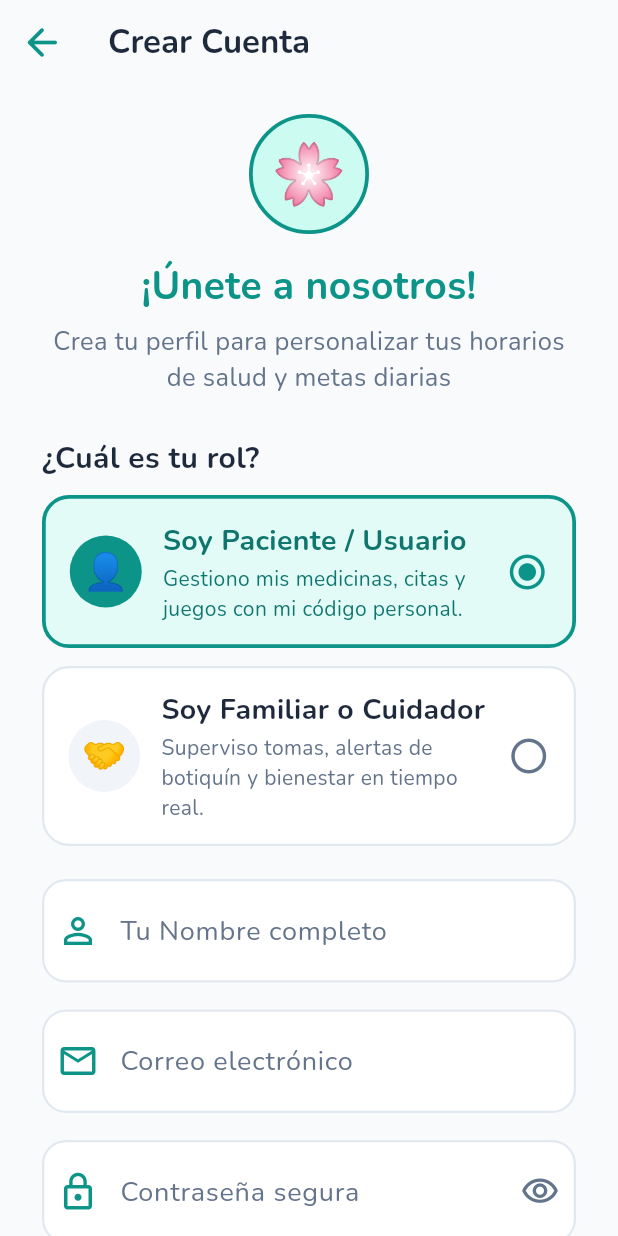
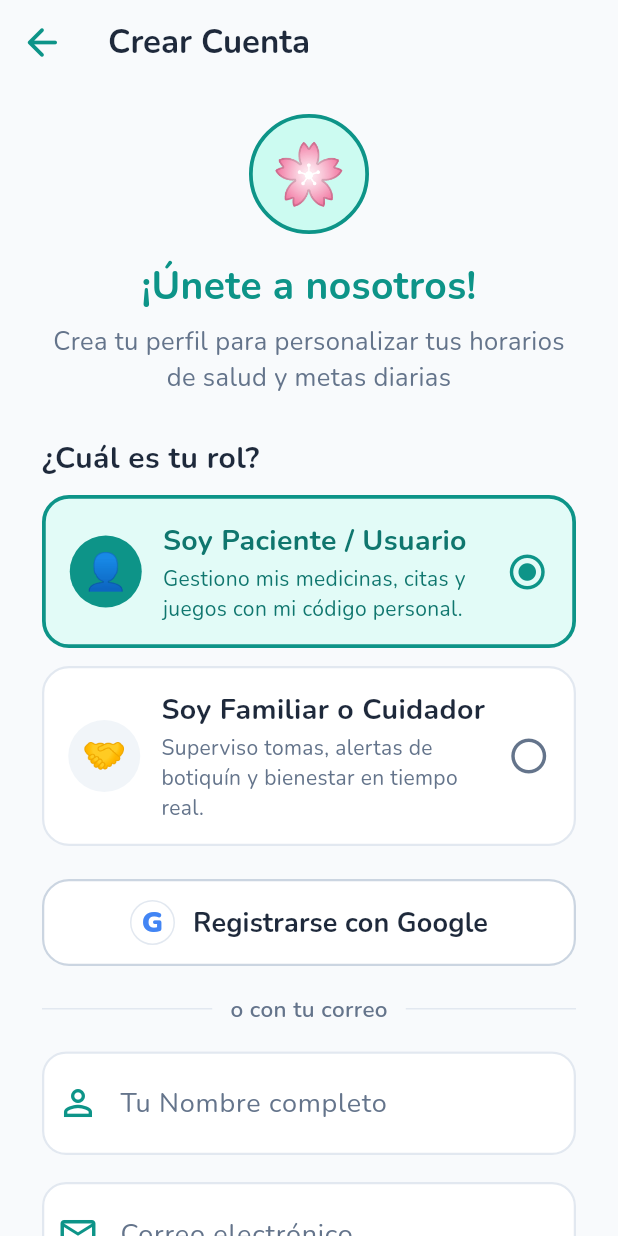
Before and after one commit to SantiCasas21/EnvejecerConBienestar_Flutter, a Flutter app: the RegisterScreen screen opened by its route, on a phone screen of 412 x 824 dp. Run offline on Flutter 3.47's test engine with Material 3 defaults, Android fonts, the phone set to English and light mode, and no system bars; our stand-ins replace dio, firebase_auth, firebase_core, flutter_contacts, flutter_local_notifications, flutter_riverpod and 11 more; accounts and stored records are empty; generated files the repository leaves out were written again.

Commit message:
feat(auth): agregar registro e inicio de sesion con Google (Firebase Auth)

```diff
--- a/app/lib/features/auth/presentation/screens/register_screen.dart
+++ b/app/lib/features/auth/presentation/screens/register_screen.dart
@@ -4,6 +4,7 @@ import 'package:go_router/go_router.dart';
 import '../../../../config/theme/app_colors.dart';
 import '../../../../config/theme/app_typography.dart';
 import '../providers/auth_provider.dart';
+import '../widgets/google_auth_button.dart';
 
 class RegisterScreen extends ConsumerStatefulWidget {
   const RegisterScreen({super.key});
@@ -314,6 +315,39 @@ class _RegisterScreenState extends ConsumerState<RegisterScreen> {
                 ),
                 const SizedBox(height: 22),
 
+                // Opción rápida: Registrarse con Google usando el rol elegido
+                GoogleAuthButton(
+                  label: 'Registrarse con Google',
+                  loading: authState.status == AuthStatus.loading,
+                  onPressed: () async {
+                    final ok = await ref
+                        .read(authNotifierProvider.notifier)
+                        .loginWithGoogle(rol: _rolSeleccionado);
+                    if (ok && mounted) {
+                      context.go('/');
+                    }
+                  },
+                ),
+                const SizedBox(height: 18),
+                const Row(
+                  children: [
+                    Expanded(child: Divider(color: AppColors.border)),
+                    Padding(
+                      padding: EdgeInsets.symmetric(horizontal: 12),
+                      child: Text(
+                        'o con tu correo',
+                        style: TextStyle(
+                          fontSize: 15,
+                          fontWeight: FontWeight.w600,
+                          color: AppColors.textSecondary,
+                        ),
+                      ),
+                    ),
+                    Expanded(child: Divider(color: AppColors.border)),
+                  ],
+                ),
+                const SizedBox(height: 18),
+
                 // Nombre completo
                 TextFormField(
                   controller: _nombreController,
--- /dev/null
+++ b/app/lib/features/auth/presentation/widgets/google_auth_button.dart
@@ -0,0 +1,69 @@
+import 'package:flutter/material.dart';
+import '../../../../config/theme/app_colors.dart';
+
+/// Botón accesible de inicio/registro con Google siguiendo las pautas de marca y WCAG AAA.
+class GoogleAuthButton extends StatelessWidget {
+  final String label;
+  final bool loading;
+  final VoidCallback? onPressed;
+
+  const GoogleAuthButton({
+    super.key,
+    required this.label,
+    this.loading = false,
+    this.onPressed,
+  });
+
+  @override
+  Widget build(BuildContext context) {
+    return SizedBox(
+      height: 58,
+      child: OutlinedButton(
+        onPressed: loading ? null : onPressed,
+        style: OutlinedButton.styleFrom(
+          backgroundColor: Colors.white,
+          foregroundColor: AppColors.textPrimary,
+          side: const BorderSide(color: Color(0xFFCBD5E1), width: 1.5),
+          shape: RoundedRectangleBorder(borderRadius: BorderRadius.circular(18)),
+          elevation: 1,
+        ),
+        child: Row(
+          mainAxisAlignment: MainAxisAlignment.center,
+          children: [
+            Container(
+              width: 30,
+              height: 30,
+              decoration: BoxDecoration(
+                color: Colors.white,
+                shape: BoxShape.circle,
+                border: Border.all(color: const Color(0xFFE2E8F0)),
+              ),
+              alignment: Alignment.center,
+              child: const Text(
+                'G',
+                style: TextStyle(
+                  fontSize: 19,
+                  fontWeight: FontWeight.w900,
+                  color: Color(0xFF4285F4),
+                ),
+              ),
+            ),
+            const SizedBox(width: 12),
+            Flexible(
+              child: Text(
+                label,
+                maxLines: 1,
+                overflow: TextOverflow.ellipsis,
+                style: const TextStyle(
+                  fontSize: 18,
+                  fontWeight: FontWeight.w700,
+                  color: AppColors.textPrimary,
+                ),
+              ),
+            ),
+          ],
+        ),
+      ),
+    );
+  }
+}
--- a/app/pubspec.yaml
+++ b/app/pubspec.yaml
@@ -49,6 +49,9 @@ dependencies:
   flutter_contacts: ^2.3.1
   share_plus: ^12.0.2
   permission_handler: ^13.0.1
+  firebase_core: ^5.2.0
+  firebase_auth: ^7.1.0
+  google_sign_in: ^7.2.0
 
 dev_dependencies:
   flutter_test:
```
Also changed, not shown: app/lib/features/auth/data/repositories/auth_repository.dart (+46 -0 lines), app/lib/features/auth/presentation/providers/auth_provider.dart (+35 -0 lines), app/lib/features/auth/presentation/screens/login_screen.dart (+17 -1 lines), app/lib/main.dart (+6 -1 lines), app/lib/firebase_options.dart (added), app/pubspec.lock, firebase.json, 4 other files.
